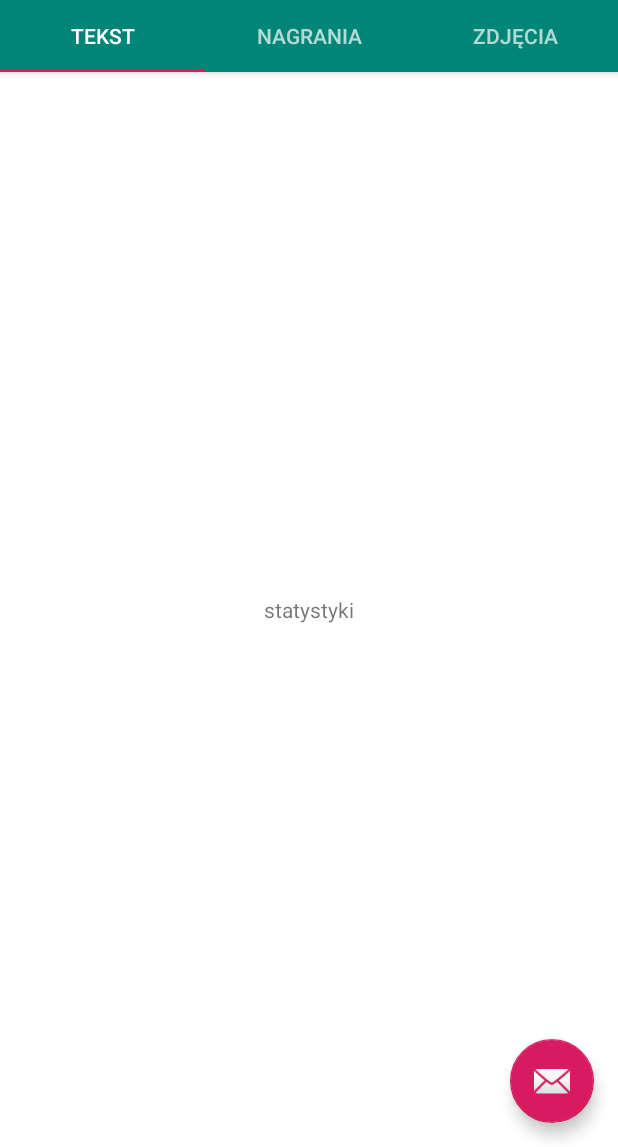
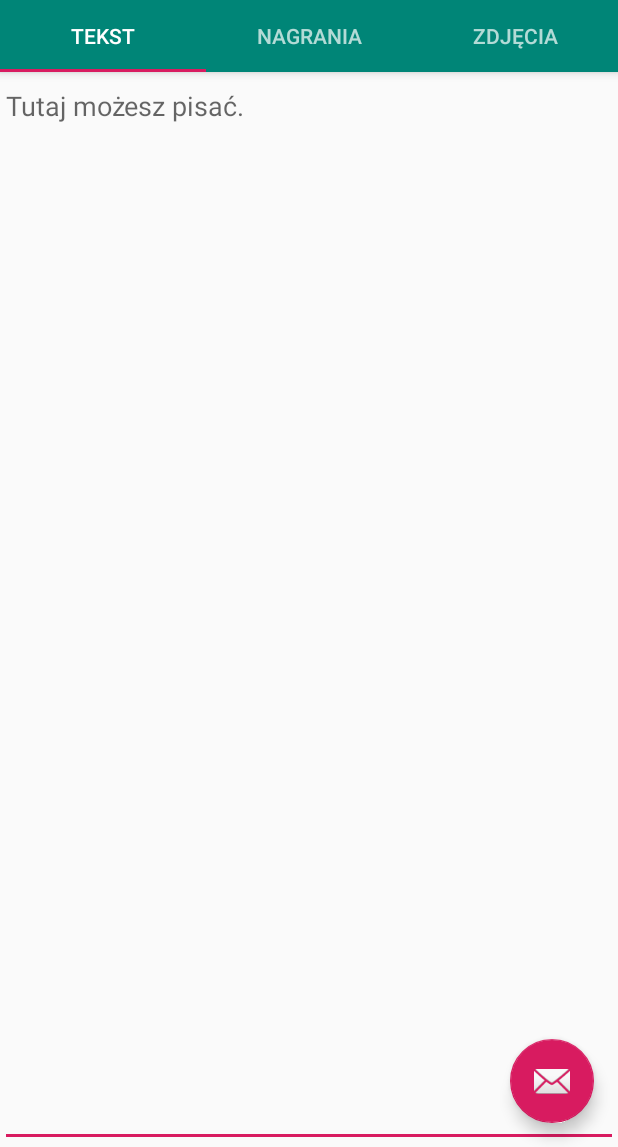
Before and after one commit to Gobral/aplikacja_SW, an Android app: the screen it shows after launch (Notes2Activity), in the side drawer, after a tap on "Notes", on a phone screen of 412 x 824 dp, the part 89-1236 px from its top. Run offline under Robolectric (Android 15) with nearby library versions, the phone set to English and light mode, and no system bars.

Commit message:
dodano mapy i taby notesowe

```diff
--- a/app/build.gradle
+++ b/app/build.gradle
@@ -29,6 +29,8 @@ dependencies {
     implementation 'com.google.android.material:material:1.0.0'
     implementation 'androidx.constraintlayout:constraintlayout:1.1.3'
     implementation 'androidx.lifecycle:lifecycle-extensions:2.0.0'
+    implementation 'androidx.legacy:legacy-support-v4:1.0.0'
+    implementation 'com.google.android.gms:play-services-maps:16.1.0'
     testImplementation 'junit:junit:4.12'
     androidTestImplementation 'androidx.test.ext:junit:1.1.1'
     androidTestImplementation 'androidx.test.espresso:espresso-core:3.2.0'
--- a/app/src/main/java/com/example/myapplication/MainActivity.java
+++ b/app/src/main/java/com/example/myapplication/MainActivity.java
@@ -44,6 +44,9 @@ public class MainActivity extends AppCompatActivity implements NavigationView.On
             case R.id.nav_notes:
                 openNotes();
                 break;
+            case R.id.nav_maps:
+                openMaps();
+                break;
         }
 
         drawer.closeDrawer(GravityCompat.START);
@@ -64,4 +67,8 @@ public class MainActivity extends AppCompatActivity implements NavigationView.On
         Intent intent = new Intent(this, Notes2Activity.class);
         startActivity(intent);
     }
+    public void openMaps(){
+        Intent intent = new Intent(this, MapsActivity.class);
+        startActivity(intent);
+    }
 }
--- /dev/null
+++ b/app/src/main/java/com/example/myapplication/TextEditFragment.java
@@ -0,0 +1,31 @@
+package com.example.myapplication;
+
+
+import android.os.Bundle;
+
+import androidx.fragment.app.Fragment;
+
+import android.view.LayoutInflater;
+import android.view.View;
+import android.view.ViewGroup;
+
+
+/**
+ * A simple {@link Fragment} subclass.
+ */
+public class TextEditFragment extends Fragment {
+
+
+    public TextEditFragment() {
+        // Required empty public constructor
+    }
+
+
+    @Override
+    public View onCreateView(LayoutInflater inflater, ViewGroup container,
+                             Bundle savedInstanceState) {
+        // Inflate the layout for this fragment
+        return inflater.inflate(R.layout.fragment_text_edit, container, false);
+    }
+
+}
--- a/app/src/main/java/com/example/myapplication/ui/main/SectionsPagerAdapter.java
+++ b/app/src/main/java/com/example/myapplication/ui/main/SectionsPagerAdapter.java
@@ -10,6 +10,7 @@ import androidx.fragment.app.FragmentPagerAdapter;
 
 import com.example.myapplication.R;
 import com.example.myapplication.StatystykiFragment;
+import com.example.myapplication.TextEditFragment;
 
 /**
  * A [FragmentPagerAdapter] that returns a fragment corresponding to
@@ -30,7 +31,13 @@ public class SectionsPagerAdapter extends FragmentPagerAdapter {
     public Fragment getItem(int position) {
         // getItem is called to instantiate the fragment for the given page.
         // Return a PlaceholderFragment (defined as a static inner class below).
-        return new StatystykiFragment();
+        switch(position) {
+            case 0:
+                return new TextEditFragment();
+            default:
+                return new StatystykiFragment();
+
+        }
     }
 
     @Nullable
--- /dev/null
+++ b/app/src/main/res/layout/fragment_text_edit.xml
@@ -0,0 +1,18 @@
+<?xml version="1.0" encoding="utf-8"?>
+<FrameLayout xmlns:android="http://schemas.android.com/apk/res/android"
+    xmlns:tools="http://schemas.android.com/tools"
+    android:layout_width="match_parent"
+    android:layout_height="match_parent"
+    tools:context=".TextEditFragment">
+
+    <!-- TODO: Update blank fragment layout -->
+    <EditText
+        android:id="@+id/plain_text_input"
+        android:layout_width="match_parent"
+        android:layout_height="match_parent"
+        android:gravity="top"
+        android:hint="Tutaj możesz pisać."
+        android:inputType="textMultiLine|text"
+        android:singleLine="false" />
+
+</FrameLayout>
--- a/app/src/main/res/menu/drawer.xml
+++ b/app/src/main/res/menu/drawer.xml
@@ -19,5 +19,9 @@
             android:id="@+id/nav_notes"
             android:icon="@drawable/ic_create_black_24dp"
             android:title="Notes" />
+        <item
+            android:id="@+id/nav_maps"
+            android:icon="@drawable/ic_map_black_24dp"
+            android:title="Parkingi" />
     </group>
 </menu>
--- a/app/src/main/res/values/strings.xml
+++ b/app/src/main/res/values/strings.xml
@@ -7,4 +7,8 @@
     <string name="tab_text_1">Tekst</string>
     <string name="tab_text_2">Nagrania</string>
     <string name="tab_text_3">Zdjęcia</string>
+
+    <!-- TODO: Remove or change this placeholder text -->
+    <string name="hello_blank_fragment">Hello blank fragment</string>
+    <string name="title_activity_maps">Map</string>
 </resources>
```
Also changed, not shown: app/src/debug/res/values/google_maps_api.xml (added, +24 -0 lines), app/src/main/AndroidManifest.xml (+24 -1 lines), app/src/main/java/com/example/myapplication/MapsActivity.java (added, +47 -0 lines), app/src/main/res/layout/activity_maps.xml (added, +9 -0 lines), 1 other file.
